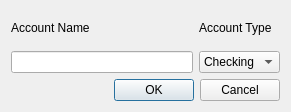
Before: the Qt Designer form FinToolV2-0/addtabaccount.ui in IVIyg0t/FinancialTool, drawn with Qt 5.
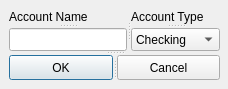
After: the same form once the commit is applied.

Commit message:
Pop_up for account tab
There's now a functional pop up for the account tab creation. if the
line edit is missing then it will not allow for the user to hit the okay
push button.

The edit to the form file:
```diff
--- a/FinToolV2-0/addtabaccount.ui
+++ b/FinToolV2-0/addtabaccount.ui
@@ -6,32 +6,49 @@
    <rect>
     <x>0</x>
     <y>0</y>
-    <width>291</width>
-    <height>112</height>
+    <width>228</width>
+    <height>89</height>
    </rect>
   </property>
   <property name="windowTitle">
    <string>Dialog</string>
   </property>
-  <layout class="QGridLayout" name="gridLayout">
-   <item row="0" column="0">
+  <widget class="QSplitter" name="splitter_5">
+   <property name="geometry">
+    <rect>
+     <x>9</x>
+     <y>9</y>
+     <width>211</width>
+     <height>71</height>
+    </rect>
+   </property>
+   <property name="orientation">
+    <enum>Qt::Vertical</enum>
+   </property>
+   <widget class="QSplitter" name="splitter_4">
+    <property name="orientation">
+     <enum>Qt::Horizontal</enum>
+    </property>
+    <widget class="QSplitter" name="splitter_2">
+     <property name="orientation">
+      <enum>Qt::Vertical</enum>
+     </property>
     <widget class="QLabel" name="label_2">
      <property name="text">
       <string>Account Name</string>
      </property>
     </widget>
-   </item>
-   <item row="0" column="1">
+     <widget class="QLineEdit" name="lineEdit"/>
+    </widget>
+    <widget class="QSplitter" name="splitter_3">
+     <property name="orientation">
+      <enum>Qt::Vertical</enum>
+     </property>
     <widget class="QLabel" name="label">
      <property name="text">
       <string>Account Type</string>
      </property>
     </widget>
-   </item>
-   <item row="1" column="0">
-    <widget class="QLineEdit" name="lineEdit"/>
-   </item>
-   <item row="1" column="1">
     <widget class="QComboBox" name="comboBox">
      <item>
       <property name="text">
@@ -49,18 +66,24 @@
       </property>
      </item>
     </widget>
-   </item>
-   <item row="2" column="0" colspan="2">
-    <widget class="QDialogButtonBox" name="buttonBox">
+    </widget>
+   </widget>
+   <widget class="QSplitter" name="splitter">
      <property name="orientation">
       <enum>Qt::Horizontal</enum>
      </property>
-     <property name="standardButtons">
-      <set>QDialogButtonBox::Cancel|QDialogButtonBox::Ok</set>
+    <widget class="QPushButton" name="pushButton">
+     <property name="text">
+      <string>OK</string>
      </property>
     </widget>
-   </item>
-  </layout>
+    <widget class="QPushButton" name="pushButton_2">
+     <property name="text">
+      <string>Cancel</string>
+     </property>
+    </widget>
+   </widget>
+  </widget>
  </widget>
  <resources/>
  <connections>
```
Left out of the diff: 35 changed lines with no effect on the pictures. Lines whose indentation alone changed are shown as unchanged. The commit also changes 2 other files.
